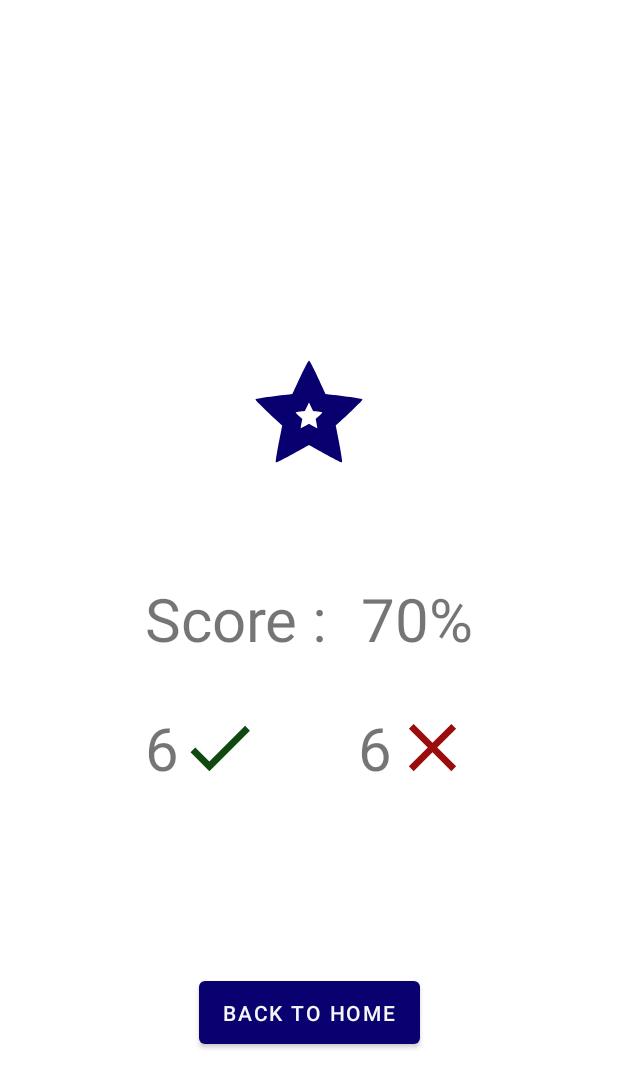
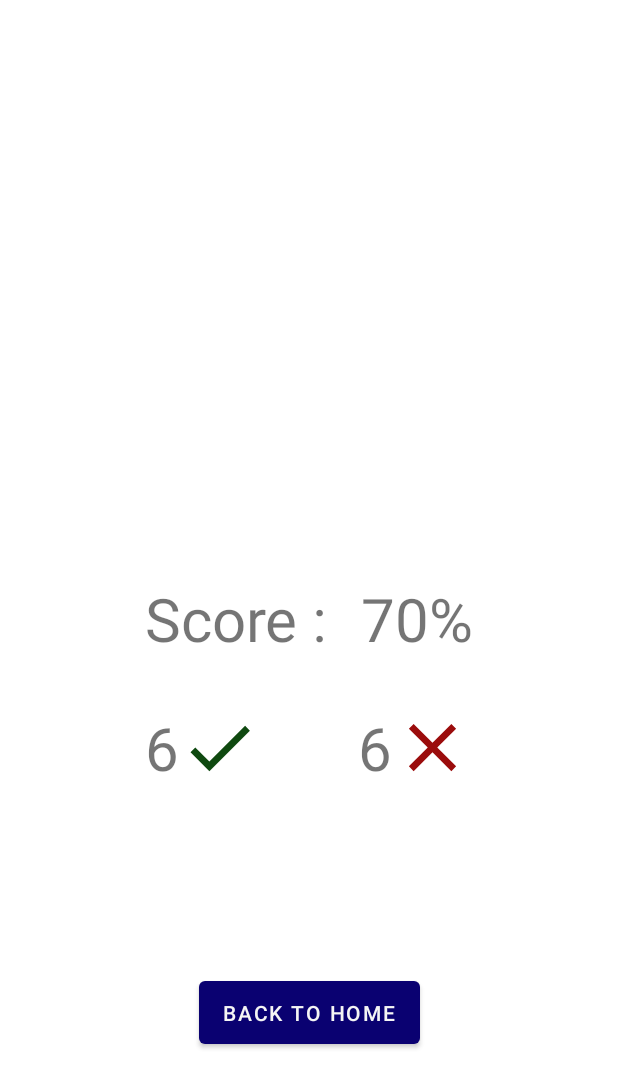
Before and after one commit to amirreza-lotfi/QuizApplication, an Android app: the layout fragment_result.xml on its own in the app's theme, with its tools: preview values and no code run, on a phone screen of 412 x 824 dp. Shown: the top 1088 px of the screen. Run offline under Robolectric (Android 15) with nearby library versions, the phone set to English and light mode, and no system bars.

Commit message:
fix resultFragment bugs

```diff
--- a/app/src/main/java/com/amirreza/quizapplication/feature_quiz/presentation/fragment_quiz/QuizViewModel.java
+++ b/app/src/main/java/com/amirreza/quizapplication/feature_quiz/presentation/fragment_quiz/QuizViewModel.java
@@ -68,10 +68,10 @@ public class QuizViewModel extends QuizBaseViewModel {
     }
 
     public void onActionButtonClicked() {
+        saveAnswer();
         if (isCurrentQuestionLast()) {
             finishExam();
         } else {
-            saveAnswer();
             showNextQuestion();
         }
     }
--- a/app/src/main/java/com/amirreza/quizapplication/util/di/QuizApplication.kt
+++ b/app/src/main/java/com/amirreza/quizapplication/util/di/QuizApplication.kt
@@ -22,6 +22,7 @@ import com.amirreza.quizapplication.feature_quiz.domain.use_case.GetExamHistory
 import com.amirreza.quizapplication.feature_quiz.domain.use_case.GetQuizResult
 import com.amirreza.quizapplication.feature_quiz.domain.use_case.GetQuizzes
 import com.amirreza.quizapplication.feature_quiz.domain.use_case.QuizUseCase
+import com.amirreza.quizapplication.feature_quiz.presentation.fragment_history.HistoryFragmentViewModel
 import com.amirreza.quizapplication.feature_quiz.presentation.fragment_quiz.QuizViewModel
 import com.amirreza.quizapplication.feature_quiz.presentation.fragment_result.ResultFragmentViewModel
 import com.amirreza.quizapplication.util.http.ApiService
@@ -85,6 +86,9 @@ class QuizApplication : Application(){
             viewModel {
                 SignUpViewModel(get())
             }
+            viewModel{
+                HistoryFragmentViewModel(get())
+            }
         }
         startKoin {
             androidContext(this@QuizApplication)
--- a/app/src/main/res/layout/fragment_result.xml
+++ b/app/src/main/res/layout/fragment_result.xml
@@ -7,15 +7,14 @@
 
 
 
-    <com.airbnb.lottie.LottieAnimationView
+    <FrameLayout
         android:id="@+id/lottieAnimationView2"
         android:layout_width="200dp"
         android:layout_height="200dp"
         android:layout_marginBottom="8dp"
         app:layout_constraintBottom_toTopOf="@+id/score"
         app:layout_constraintEnd_toEndOf="parent"
-        app:layout_constraintStart_toStartOf="parent"
-        app:lottie_rawRes="@raw/score" />
+        app:layout_constraintStart_toStartOf="parent"/>
 
     <TextView
         android:id="@+id/score"
```
Also changed, not shown: app/src/main/java/com/amirreza/quizapplication/feature_quiz/presentation/fragment_home/HomeFragment.java (+5 -6 lines), app/src/main/java/com/amirreza/quizapplication/feature_quiz/presentation/fragment_result/ResultFragment.kt (+4 -4 lines).
